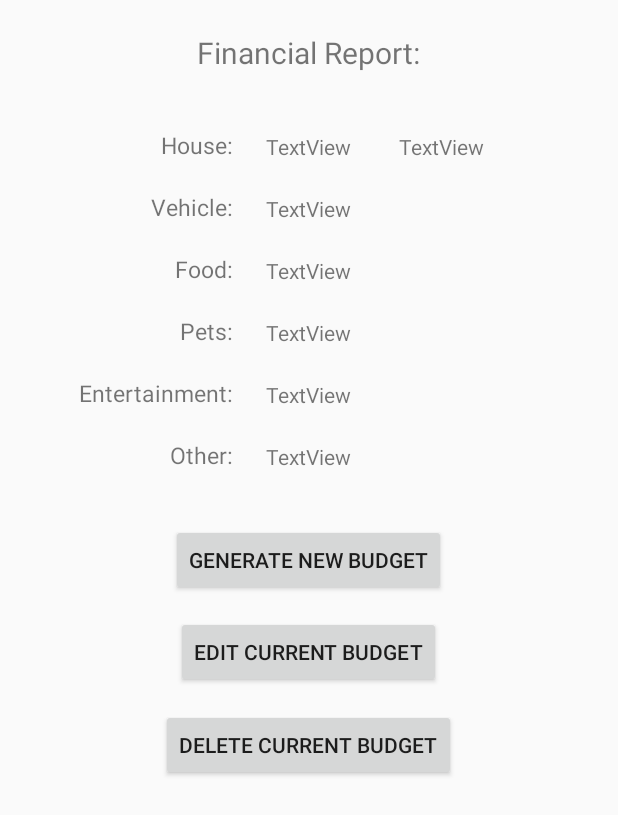
After one commit to rmmick/Capstone, an Android app: the budgetGenerator screen opened directly, with no data from a screen before it, on a phone screen of 412 x 824 dp. The commit adds this screen. Shown: the top 815 px of the screen. Run offline under Robolectric (Android 15) with nearby library versions, the phone set to English and light mode, and no system bars.

Commit message:
Added in Basic budget structure and functions (unimplemented)

```diff
--- a/app/build.gradle
+++ b/app/build.gradle
@@ -19,8 +19,9 @@ android {
 }
 
 
+
 dependencies {
-    implementation fileTree(dir: 'libs', include: ['*.jar'])
+    implementation fileTree(include: ['*.jar'], dir: 'libs')
     implementation 'com.android.support:appcompat-v7:27.0.2'
     implementation 'com.android.support:recyclerview-v7:27.0.2'
     implementation 'com.android.support.constraint:constraint-layout:1.0.2'
@@ -28,4 +29,6 @@ dependencies {
     testImplementation 'junit:junit:4.12'
     androidTestImplementation 'com.android.support.test:runner:1.0.1'
     androidTestImplementation 'com.android.support.test.espresso:espresso-core:3.0.1'
+    implementation project(':mysql-connector-java-5.1.46')
+    implementation project(':mysql-connector-java-5.1.46-bin')
 }
--- /dev/null
+++ b/app/src/main/java/com/helper/budget/capstone/budgetDialog.java
@@ -0,0 +1,23 @@
+package com.helper.budget.capstone;
+
+import android.app.Activity;
+import android.app.Dialog;
+import android.view.View;
+
+/**
+ * Created by Rachel on 3/19/2018.
+ */
+
+public class budgetDialog extends Dialog implements
+        android.view.View.OnClickListener {
+
+    public budgetDialog(Activity a, entryDatabase EDB){
+        super(a);
+
+    }
+
+    @Override
+    public void onClick(View view) {
+
+    }
+}
--- /dev/null
+++ b/app/src/main/java/com/helper/budget/capstone/budgetGenerator.java
@@ -0,0 +1,71 @@
+package com.helper.budget.capstone;
+
+import android.content.Context;
+import android.content.DialogInterface;
+import android.content.Intent;
+import android.support.v7.app.AlertDialog;
+import android.support.v7.app.AppCompatActivity;
+import android.os.Bundle;
+import android.view.View;
+import android.widget.Button;
+
+public class budgetGenerator extends AppCompatActivity {
+
+    Button newBud;
+    Button delBud;
+    Button editBud;
+
+    @Override
+    protected void onCreate(Bundle savedInstanceState) {
+        super.onCreate(savedInstanceState);
+        setContentView(R.layout.activity_budget_generator);
+
+        newBud = (Button) findViewById(R.id.newBudget);
+        delBud = (Button) findViewById(R.id.deleteBudget);
+        editBud = (Button) findViewById(R.id.editBudget);
+
+        newBud.setOnClickListener(new View.OnClickListener() {
+            public void onClick(View v) {
+                Context context = v.getContext();
+                AlertDialog.Builder builder = new AlertDialog.Builder(context);
+                builder.setMessage("How would you like to generate a new budget?")
+                        .setCancelable(true)
+                        .setNegativeButton("System", new DialogInterface.OnClickListener() {
+                            public void onClick(DialogInterface dialog, int id) {
+                                //TODO Have the System create a new budget
+                            }
+                        })
+                        .setPositiveButton("Manual", new DialogInterface.OnClickListener() {
+                            public void onClick(DialogInterface dialog, int id) {
+                                //TODO Have the user manually enter in values
+                            }
+                        });
+                AlertDialog alert = builder.create();
+                alert.show();
+            }
+        });
+
+        delBud.setOnClickListener(new View.OnClickListener() {
+            public void onClick(View v) {
+                Context context = v.getContext();
+                AlertDialog.Builder builder = new AlertDialog.Builder(context);
+                builder.setMessage("Delete the Current Budget Permanently?")
+                        .setCancelable(true)
+                        .setPositiveButton("OK", new DialogInterface.OnClickListener() {
+                            public void onClick(DialogInterface dialog, int id) {
+                                //TODO Delete current budget limits here
+                            }
+                        });
+                AlertDialog alert = builder.create();
+                alert.show();
+            }
+        });
+
+        editBud.setOnClickListener(new View.OnClickListener() {
+            public void onClick(View v) {
+                //TODO Launch Edit Budget Activity Dialog
+            }
+        });
+
+    }
+}
--- a/app/src/main/java/com/helper/budget/capstone/main.java
+++ b/app/src/main/java/com/helper/budget/capstone/main.java
@@ -54,11 +54,8 @@ public class main extends AppCompatActivity {
         super.onActivityResult(requestCode, resultCode, data);
 
         if (requestCode == Constants.DIALOG_REQUEST_CODE) {
-
             if (resultCode == Activity.RESULT_OK) {
-
                 if (data.getExtras().containsKey(Constants.ADD)) {
-
                     String myValue = data.getExtras().getString(Constants.ADD);
 
                     // Use the returned value
@@ -71,14 +68,11 @@ public class main extends AppCompatActivity {
     public boolean onOptionsItemSelected(MenuItem item) {
         switch (item.getItemId()) {
             case R.id.action_settings:
-                // User chose the "Settings" item, show the app settings UI...
                 Intent setIntent = new Intent(this, preferenceActivity.class);
                 startActivity(setIntent);
                 return true;
 
             case R.id.addEntry:
-                // User chose the "Add" action
-                //Open dialog to add entry details and save to list
                 addDialog cdd=new addDialog(this, mEntries, mRecyclerView);
                 cdd.show();
                 boolean show = true;
@@ -88,13 +82,15 @@ public class main extends AppCompatActivity {
                         mRecyclerView.getAdapter().notifyDataSetChanged();
                     }
                 }*/
-
             return true;
-
-            case R.id.edit:
 
             case R.id.refresh:
                 mRecyclerView.getAdapter().notifyDataSetChanged();
+                return true;
+
+            case R.id.budget:
+                Intent mIntent = new Intent(this, preferenceActivity.class);
+                startActivity(mIntent);
 
             default:
                 return super.onOptionsItemSelected(item);
--- /dev/null
+++ b/app/src/main/res/layout/activity_budget_generator.xml
@@ -0,0 +1,177 @@
+<?xml version="1.0" encoding="utf-8"?>
+<android.support.constraint.ConstraintLayout xmlns:android="http://schemas.android.com/apk/res/android"
+    xmlns:app="http://schemas.android.com/apk/res-auto"
+    xmlns:tools="http://schemas.android.com/tools"
+    android:layout_width="match_parent"
+    android:layout_height="match_parent"
+    tools:context="com.helper.budget.capstone.budgetGenerator">
+
+    <RelativeLayout
+        android:layout_width="fill_parent"
+        android:layout_height="fill_parent"
+        android:layout_marginBottom="8dp"
+        android:layout_marginEnd="8dp"
+        android:layout_marginStart="8dp"
+        android:layout_marginTop="8dp"
+        app:layout_constraintBottom_toBottomOf="parent"
+        app:layout_constraintEnd_toEndOf="parent"
+        app:layout_constraintStart_toStartOf="parent"
+        app:layout_constraintTop_toTopOf="parent"
+        app:layout_constraintVertical_bias="0.0">
+
+        <TextView
+            android:id="@+id/textView"
+            android:layout_width="wrap_content"
+            android:layout_height="wrap_content"
+            android:layout_alignParentTop="true"
+            android:layout_centerHorizontal="true"
+            android:layout_marginTop="13dp"
+            android:text="Financial Report:"
+            android:textSize="20dp" />
+
+        <TextView
+            android:id="@+id/textView2"
+            android:layout_width="wrap_content"
+            android:layout_height="wrap_content"
+            android:layout_alignStart="@+id/deleteBudget"
+            android:layout_below="@+id/textView"
+            android:layout_marginTop="37dp"
+            android:text="House:"
+            android:textSize="15dp" />
+
+        <TextView
+            android:id="@+id/textView3"
+            android:layout_width="wrap_content"
+            android:layout_height="wrap_content"
+            android:layout_alignEnd="@+id/textView2"
+            android:layout_below="@+id/textView2"
+            android:layout_marginTop="20dp"
+            android:text="Vehicle:"
+            android:textSize="15dp" />
+
+        <TextView
+            android:id="@+id/textView4"
+            android:layout_width="wrap_content"
+            android:layout_height="wrap_content"
+            android:layout_alignEnd="@+id/textView3"
+            android:layout_below="@+id/textView3"
+            android:layout_marginTop="20dp"
+            android:text="Food:"
+            android:textSize="15dp" />
+
+        <TextView
+            android:id="@+id/textView5"
+            android:layout_width="wrap_content"
+            android:layout_height="wrap_content"
+            android:layout_alignEnd="@+id/textView6"
+            android:layout_below="@+id/textView4"
+            android:layout_marginTop="20dp"
+            android:text="Pets:"
+            android:textSize="15dp" />
+
+        <TextView
+            android:id="@+id/textView6"
+            android:layout_width="wrap_content"
+            android:layout_height="wrap_content"
+            android:layout_alignEnd="@+id/textView4"
+            android:layout_below="@+id/textView5"
+            android:layout_marginTop="20dp"
+            android:text="Entertainment:"
+            android:textSize="15dp" />
+
+        <TextView
+            android:id="@+id/textView7"
+            android:layout_width="wrap_content"
+            android:layout_height="wrap_content"
+            android:layout_alignEnd="@+id/textView6"
+            android:layout_below="@+id/textView6"
+            android:layout_marginTop="20dp"
+            android:text="Other:"
+            android:textSize="15dp" />
+
+        <TextView
+            android:id="@+id/houseTotal"
+            android:layout_width="wrap_content"
+            android:layout_height="wrap_content"
+            android:layout_alignBottom="@+id/textView2"
+            android:layout_centerHorizontal="true"
+            android:text="TextView" />
+
+        <TextView
+            android:id="@+id/vehicleTotal"
+            android:layout_width="wrap_content"
+            android:layout_height="wrap_content"
+            android:layout_alignBottom="@+id/textView3"
+            android:layout_alignStart="@+id/houseTotal"
+            android:text="TextView" />
+
+        <TextView
+            android:id="@+id/foodTotal"
+            android:layout_width="wrap_content"
+            android:layout_height="wrap_content"
+            android:layout_alignBottom="@+id/textView4"
+            android:layout_alignEnd="@+id/vehicleTotal"
+            android:text="TextView" />
+
+        <TextView
+            android:id="@+id/petsTotal"
+            android:layout_width="wrap_content"
+            android:layout_height="wrap_content"
+            android:layout_alignBottom="@+id/textView5"
+            android:layout_alignStart="@+id/foodTotal"
+            android:text="TextView" />
+
+        <TextView
+            android:id="@+id/entertainmentTotal"
+            android:layout_width="wrap_content"
+            android:layout_height="wrap_content"
+            android:layout_alignBottom="@+id/textView6"
+            android:layout_alignEnd="@+id/petsTotal"
+            android:text="TextView" />
+
+        <TextView
+            android:id="@+id/otherTotal"
+            android:layout_width="wrap_content"
+            android:layout_height="wrap_content"
+            android:layout_alignBottom="@+id/textView7"
+            android:layout_alignEnd="@+id/entertainmentTotal"
+            android:text="TextView" />
+
+        <Button
+            android:id="@+id/newBudget"
+            android:layout_width="wrap_content"
+            android:layout_height="wrap_content"
+            android:layout_below="@+id/textView7"
+            android:layout_centerHorizontal="true"
+            android:layout_marginTop="35dp"
+            android:text="Generate New Budget" />
+
+        <Button
+            android:id="@+id/editBudget"
+            android:layout_width="wrap_content"
+            android:layout_height="wrap_content"
+            android:layout_below="@+id/newBudget"
+            android:layout_centerHorizontal="true"
+            android:layout_marginTop="13dp"
+            android:text="Edit Current Budget" />
+
+        <Button
+            android:id="@+id/deleteBudget"
+            android:layout_width="wrap_content"
+            android:layout_height="wrap_content"
+            android:layout_below="@+id/editBudget"
+            android:layout_centerHorizontal="true"
+            android:layout_marginTop="14dp"
+            android:text="Delete Current Budget" />
+
+        <TextView
+            android:id="@+id/houseLimit"
+            android:layout_width="wrap_content"
+            android:layout_height="wrap_content"
+            android:layout_alignTop="@+id/houseTotal"
+            android:layout_marginStart="32dp"
+            android:layout_toEndOf="@+id/vehicleTotal"
+            android:text="TextView" />
+
+    </RelativeLayout>
+</android.support.constraint.ConstraintLayout>
--- /dev/null
+++ b/app/src/main/res/layout/budget_dialog.xml
@@ -0,0 +1,8 @@
+<?xml version="1.0" encoding="utf-8"?>
+<android.support.constraint.ConstraintLayout
+    xmlns:android="http://schemas.android.com/apk/res/android"
+    xmlns:tools="http://schemas.android.com/tools"
+    android:layout_width="match_parent"
+    android:layout_height="match_parent">
+
+</android.support.constraint.ConstraintLayout>
--- a/app/src/main/res/menu/menu.xml
+++ b/app/src/main/res/menu/menu.xml
@@ -7,14 +7,6 @@
         android:icon="@android:drawable/ic_menu_day"
         android:orderInCategory="1"
         android:title="Budget"
-        android:visible="true"
-        app:showAsAction="always" />
-
-    <item
-        android:id="@+id/edit"
-        android:icon="@android:drawable/ic_menu_edit"
-        android:orderInCategory="1"
-        android:title="Edit"
         android:visible="true"
         app:showAsAction="always" />
 
--- /dev/null
+++ b/mysql-connector-java-5.1.46-bin/build.gradle
@@ -0,0 +1,2 @@
+configurations.maybeCreate("default")
+artifacts.add("default", file('mysql-connector-java-5.1.46-bin.jar'))
--- /dev/null
+++ b/mysql-connector-java-5.1.46/build.gradle
@@ -0,0 +1,2 @@
+configurations.maybeCreate("default")
+artifacts.add("default", file('mysql-connector-java-5.1.46.jar'))
--- a/settings.gradle
+++ b/settings.gradle
@@ -1 +1 @@
-include ':app'
+include ':app', ':mysql-connector-java-5.1.46', ':mysql-connector-java-5.1.46-bin'
```
Also changed, not shown: app/src/main/AndroidManifest.xml (+5 -4 lines), 2 other files.
